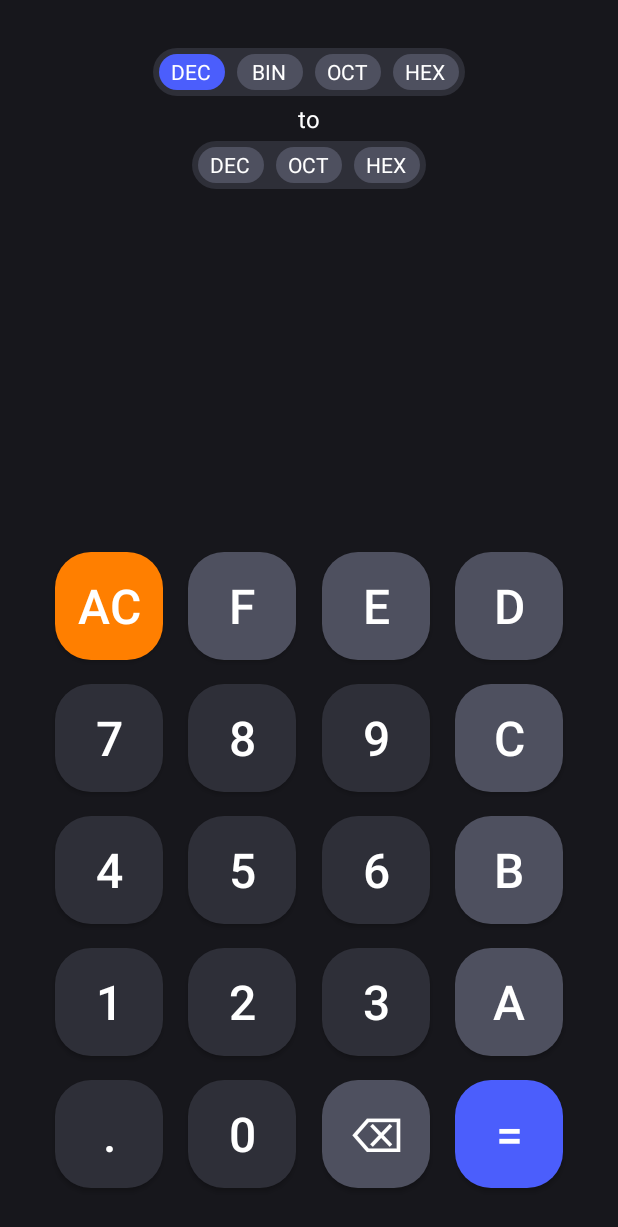
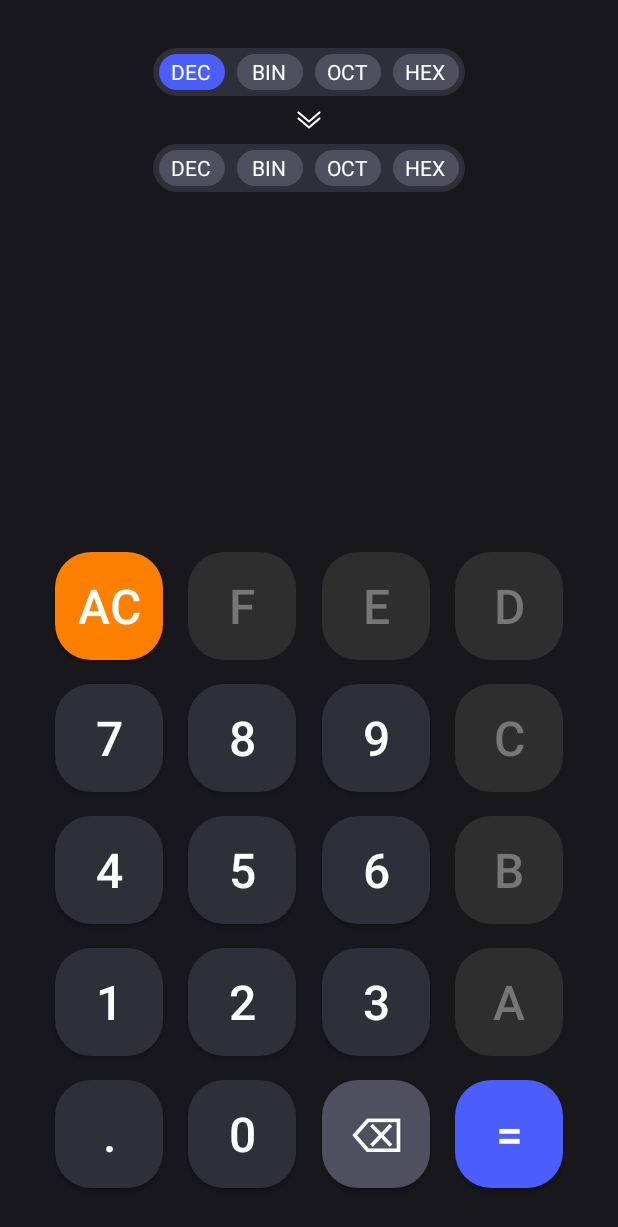
Before and after one commit to devsadeq/Programmer-Calculator, an Android app: the screen it shows after launch (MainActivity), after a tap on "DEC", on a phone screen of 412 x 824 dp. Shown: the top 1227 px of the screen. Run offline under Robolectric (Android 15) with nearby library versions, the phone set to English and light mode, and no system bars.

Commit message:
finish the task

```diff
--- a/app/src/main/java/com/example/programmercalculator/MainActivity.kt
+++ b/app/src/main/java/com/example/programmercalculator/MainActivity.kt
@@ -1,11 +1,120 @@
 package com.example.programmercalculator
 
+import android.os.Bundle
+import android.view.View
+import android.widget.Button
+import android.widget.RadioGroup
+import android.widget.TextView
+import android.widget.Toast
 import androidx.appcompat.app.AppCompatActivity
-import android.os.Bundle
+import com.example.programmercalculator.util.Constants.BACKSPACE
+import com.example.programmercalculator.util.Constants.CHOOSE_MSG
+import com.example.programmercalculator.util.Constants.CLEAR
+import com.example.programmercalculator.util.Constants.EQUAL
+import com.example.programmercalculator.util.Constants.OOPS_MSG
+import com.example.programmercalculator.util.ConvertType
+import com.example.programmercalculator.util.getSelectedType
+
 
 class MainActivity : AppCompatActivity() {
+    private val converter: ProgrammerConverter by lazy { ProgrammerConverter() }
+    private val fromRadioGroup: RadioGroup by lazy { findViewById(R.id.from_radio_group) }
+    private val toRadioGroup: RadioGroup by lazy { findViewById(R.id.to_radio_group) }
+    private val tvInput: TextView by lazy { findViewById(R.id.tv_input) }
+    private val tvOutput: TextView by lazy { findViewById(R.id.tv_output) }
+    private val inputs: List<Button> by lazy {
+        listOf(
+            findViewById(R.id.btn_0),
+            findViewById(R.id.btn_1),
+            findViewById(R.id.btn_2),
+            findViewById(R.id.btn_3),
+            findViewById(R.id.btn_4),
+            findViewById(R.id.btn_5),
+            findViewById(R.id.btn_6),
+            findViewById(R.id.btn_7),
+            findViewById(R.id.btn_8),
+            findViewById(R.id.btn_9),
+            findViewById(R.id.btn_a),
+            findViewById(R.id.btn_b),
+            findViewById(R.id.btn_c),
+            findViewById(R.id.btn_d),
+            findViewById(R.id.btn_e),
+            findViewById(R.id.btn_f),
+        )
+    }
+
     override fun onCreate(savedInstanceState: Bundle?) {
         super.onCreate(savedInstanceState)
         setContentView(R.layout.activity_main)
+        disableAllButtons()
     }
+
+    fun onNumberClick(view: View) {
+        val number = (view as Button).text.toString()
+        tvInput.append(number)
+    }
+
+    fun onOperationClick(view: View) {
+        when ((view as Button).text.toString()) {
+            EQUAL -> onConvert()
+            CLEAR -> clearAll()
+            BACKSPACE -> onBackspaceClick()
+        }
+    }
+
+    fun onFromRadioButtonClick(view: View) {
+        clearAll()
+        enableDisableButtons(fromRadioGroup.getSelectedType())
+    }
+
+    private fun clearAll() {
+        tvInput.text = ""
+        tvOutput.text = ""
+    }
+
+    private fun onBackspaceClick() {
+        val input = tvInput.text.toString()
+        input.takeIf { it.isNotEmpty() }?.let {
+            tvInput.text = input.substring(0, input.length - 1)
+        }
+    }
+
+    private fun onConvert() {
+        try {
+            if (!isBothRadioGroupSelected()) return showToaster(CHOOSE_MSG)
+            tvInput.text.toString().takeIf { it.isNotEmpty() }?.let {
+                val fromType = fromRadioGroup.getSelectedType()
+                val toType = toRadioGroup.getSelectedType()
+                tvOutput.text = converter.convert(input = it, from = fromType, to = toType)
+            }
+        } catch (e: Exception) {
+            clearAll()
+            showToaster(OOPS_MSG)
+            throw e
+        }
+    }
+
+    private fun enableDisableButtons(from: ConvertType) {
+        enableAllButtons()
+
+        val validInputs: List<String> = when (from) {
+            ConvertType.BINARY -> (0..1).map { it.toString() }
+            ConvertType.DECIMAL -> (0..9).map { it.toString() }
+            ConvertType.OCTAL -> (0..7).map { it.toString() }
+            ConvertType.HEXADECIMAL -> ((0..9) + ('A'..'F')).map { it.toString() }
+        }
+
+        inputs.filterNot { validInputs.contains(it.text.toString()) }
+            .forEach { it.isEnabled = false }
+    }
+
+    private fun enableAllButtons() = inputs.forEach { it.isEnabled = true }
+
+    private fun disableAllButtons() = inputs.forEach { it.isEnabled = false }
+
+    private fun isBothRadioGroupSelected(): Boolean =
+        fromRadioGroup.checkedRadioButtonId != -1 && toRadioGroup.checkedRadioButtonId != -1
+
+    private fun showToaster(message: String) =
+        Toast.makeText(this, message, Toast.LENGTH_SHORT).show()
 }
--- /dev/null
+++ b/app/src/main/java/com/example/programmercalculator/util/ConvertType.kt
@@ -0,0 +1,8 @@
+package com.example.programmercalculator.util
+
+enum class ConvertType {
+    BINARY,
+    DECIMAL,
+    HEXADECIMAL,
+    OCTAL
+}
--- /dev/null
+++ b/app/src/main/java/com/example/programmercalculator/util/Extenstions.kt
@@ -0,0 +1,24 @@
+package com.example.programmercalculator.util
+
+import android.widget.RadioButton
+import android.widget.RadioGroup
+import com.example.programmercalculator.util.Constants.BINARY_STRING
+import com.example.programmercalculator.util.Constants.DECIMAL_STRING
+import com.example.programmercalculator.util.Constants.HEXADECIMAL_STRING
+import com.example.programmercalculator.util.Constants.INVALID_RADIO_BUTTON_MSG
+import com.example.programmercalculator.util.Constants.NO_SELECTION_MSG
+import com.example.programmercalculator.util.Constants.NULL_TEXT_MSG
+import com.example.programmercalculator.util.Constants.OCTAL_STRING
+
+fun RadioGroup.getSelectedType(): ConvertType {
+    val radioButton = findViewById<RadioButton>(checkedRadioButtonId)
+    return when {
+        radioButton == null -> throw NullPointerException(NO_SELECTION_MSG)
+        radioButton.text == null -> throw NullPointerException(NULL_TEXT_MSG)
+        radioButton.text.toString() == BINARY_STRING -> ConvertType.BINARY
+        radioButton.text.toString() == DECIMAL_STRING -> ConvertType.DECIMAL
+        radioButton.text.toString() == HEXADECIMAL_STRING -> ConvertType.HEXADECIMAL
+        radioButton.text.toString() == OCTAL_STRING -> ConvertType.OCTAL
+        else -> throw IllegalArgumentException(INVALID_RADIO_BUTTON_MSG)
+    }
+}
--- a/app/src/main/res/drawable/bg_radio_selected.xml
+++ b/app/src/main/res/drawable/bg_radio_selected.xml
@@ -2,5 +2,5 @@
 <shape xmlns:android="http://schemas.android.com/apk/res/android"
     android:shape="rectangle">
     <solid android:color="@color/high_emphasis" />
-    <corners android:radius="16dp" />
+    <corners android:radius="@dimen/size_4x" />
 </shape>
--- a/app/src/main/res/drawable/bg_radio_unselected.xml
+++ b/app/src/main/res/drawable/bg_radio_unselected.xml
@@ -2,5 +2,5 @@
 <shape xmlns:android="http://schemas.android.com/apk/res/android"
     android:shape="rectangle">
     <solid android:color="@color/medium_emphasis" />
-    <corners android:radius="100dp" />
+    <corners android:radius="@dimen/size_25x" />
 </shape>
--- a/app/src/main/res/drawable/bg_rounded.xml
+++ b/app/src/main/res/drawable/bg_rounded.xml
@@ -1,5 +1,5 @@
 <?xml version="1.0" encoding="utf-8"?>
 <shape xmlns:android="http://schemas.android.com/apk/res/android"
     android:shape="rectangle">
-    <corners android:radius="24dp" />
+    <corners android:radius="@dimen/size_6x" />
 </shape>
--- /dev/null
+++ b/app/src/main/res/drawable/ic_arrow_down.xml
@@ -0,0 +1,20 @@
+<vector xmlns:android="http://schemas.android.com/apk/res/android"
+    android:width="24dp"
+    android:height="24dp"
+    android:viewportWidth="24"
+    android:viewportHeight="24">
+  <path
+      android:pathData="M19,11L12,17L5,11"
+      android:strokeLineJoin="round"
+      android:strokeWidth="1.5"
+      android:fillColor="#00000000"
+      android:strokeColor="#ffffff"
+      android:strokeLineCap="round"/>
+  <path
+      android:pathData="M19,7L12,13L5,7"
+      android:strokeLineJoin="round"
+      android:strokeWidth="1.5"
+      android:fillColor="#00000000"
+      android:strokeColor="#ffffff"
+      android:strokeLineCap="round"/>
+</vector>
--- a/app/src/main/res/layout/activity_main.xml
+++ b/app/src/main/res/layout/activity_main.xml
@@ -33,7 +33,6 @@
             android:id="@+id/from_radio_binary"
             style="@style/RadioStyle"
             android:layout_marginEnd="@dimen/size_2x"
-            android:checked="true"
             android:onClick="onFromRadioButtonClick"
             android:text="@string/binary" />
 
@@ -52,14 +51,13 @@
 
     </RadioGroup>
 
-    <TextView
-        android:id="@+id/tv_to"
+    <ImageView
+        android:id="@+id/iv_arrow_down"
         android:layout_width="wrap_content"
         android:layout_height="wrap_content"
         android:layout_marginTop="@dimen/size_1x"
-        android:text="@string/to"
-        android:textColor="@color/white"
-        android:textSize="@dimen/text_size_8x"
+        android:contentDescription="@string/arrow_down_icon"
+        android:src="@drawable/ic_arrow_down"
         app:layout_constraintEnd_toEndOf="@id/from_radio_group"
         app:layout_constraintStart_toStartOf="@id/from_radio_group"
         app:layout_constraintTop_toBottomOf="@+id/from_radio_group" />
@@ -76,13 +74,19 @@
         android:padding="@dimen/size_1x"
         app:layout_constraintEnd_toEndOf="@+id/from_radio_group"
         app:layout_constraintStart_toStartOf="@+id/from_radio_group"
-        app:layout_constraintTop_toBottomOf="@id/tv_to">
+        app:layout_constraintTop_toBottomOf="@id/iv_arrow_down">
 
         <androidx.appcompat.widget.AppCompatRadioButton
             android:id="@+id/to_radio_decimal"
             style="@style/RadioStyle"
             android:layout_marginEnd="@dimen/size_2x"
             android:text="@string/decimal" />
+
+        <RadioButton
+            android:id="@+id/to_radio_binary"
+            style="@style/RadioStyle"
+            android:layout_marginEnd="@dimen/size_2x"
+            android:text="@string/binary" />
 
         <RadioButton
             android:id="@+id/to_radio_octal"
@@ -97,29 +101,41 @@
 
     </RadioGroup>
 
-    <TextView
-        android:id="@+id/tv_input"
+    <HorizontalScrollView
+        android:id="@+id/sv_input"
         android:layout_width="match_parent"
         android:layout_height="wrap_content"
-        android:alpha="0.4"
-        android:gravity="end"
-        android:textColor="@color/white"
-        android:textSize="40sp"
-        app:layout_constraintBottom_toTopOf="@+id/tv_output"
-        app:layout_constraintEnd_toEndOf="parent"
-        app:layout_constraintStart_toStartOf="parent" />
+        app:layout_constraintBottom_toTopOf="@id/sv_output">
 
-    <TextView
-        android:id="@+id/tv_output"
+        <TextView
+            android:id="@+id/tv_input"
+            android:layout_width="wrap_content"
+            android:layout_height="wrap_content"
+            android:layout_gravity="end"
+            android:alpha="0.4"
+            android:maxLines="1"
+            android:textColor="@color/white"
+            android:textSize="@dimen/size_9x" />
+
+    </HorizontalScrollView>
+
+    <HorizontalScrollView
+        android:id="@+id/sv_output"
         android:layout_width="match_parent"
         android:layout_height="wrap_content"
-        android:layout_marginBottom="24dp"
-        android:gravity="end"
-        android:textColor="@color/white"
-        android:textSize="64sp"
-        app:layout_constraintBottom_toTopOf="@+id/btn_clear"
-        app:layout_constraintEnd_toEndOf="parent"
-        app:layout_constraintStart_toStartOf="parent" />
+        android:layout_marginBottom="@dimen/size_6x"
+        app:layout_constraintBottom_toTopOf="@id/btn_clear">
+
+        <TextView
+            android:id="@+id/tv_output"
+            android:layout_width="wrap_content"
+            android:layout_height="wrap_content"
+            android:layout_gravity="end"
+            android:layout_marginBottom="@dimen/size_6x"
+            android:gravity="end"
+            android:textColor="@color/white"
+            android:textSize="@dimen/text_size_32x" />
+    </HorizontalScrollView>
 
     <androidx.appcompat.widget.AppCompatButton
         android:id="@+id/btn_clear"
--- a/app/src/main/res/values/dimens.xml
+++ b/app/src/main/res/values/dimens.xml
@@ -7,9 +7,12 @@
     <dimen name="size_4x">16dp</dimen>
     <dimen name="size_6x">24dp</dimen>
     <dimen name="size_8x">32sp</dimen>
+    <dimen name="size_9x">36sp</dimen>
     <dimen name="size_13x">52dp</dimen>
+    <dimen name="size_16x">64dp</dimen>
     <dimen name="size_18x">72dp</dimen>
     <dimen name="size_25x">100dp</dimen>
+    <dimen name="size_50x">200dp</dimen>
 
     <!--    Text Sizes -->
     <dimen name="text_size_6x">12sp</dimen>
@@ -17,6 +20,6 @@
     <dimen name="text_size_8x">16sp</dimen>
     <dimen name="text_size_9x">18sp</dimen>
     <dimen name="text_size_12x">24sp</dimen>
-    <dimen name="size_50x">200dp</dimen>
+    <dimen name="text_size_32x">64sp</dimen>
 
 </resources>
--- a/app/src/main/res/values/strings.xml
+++ b/app/src/main/res/values/strings.xml
@@ -26,5 +26,6 @@
     <string name="octal">OCT</string>
     <string name="hexadecimal">HEX</string>
     <string name="to">to</string>
+    <string name="arrow_down_icon">Arrow down Icon representing the conversion direction</string>
 
 </resources>
```
Also changed, not shown: app/src/main/java/com/example/programmercalculator/Converter.kt (added, +7 -0 lines), app/src/main/java/com/example/programmercalculator/ProgrammerConverter.kt (added, +26 -0 lines), app/src/main/java/com/example/programmercalculator/util/Constants.kt (added, +19 -0 lines).
